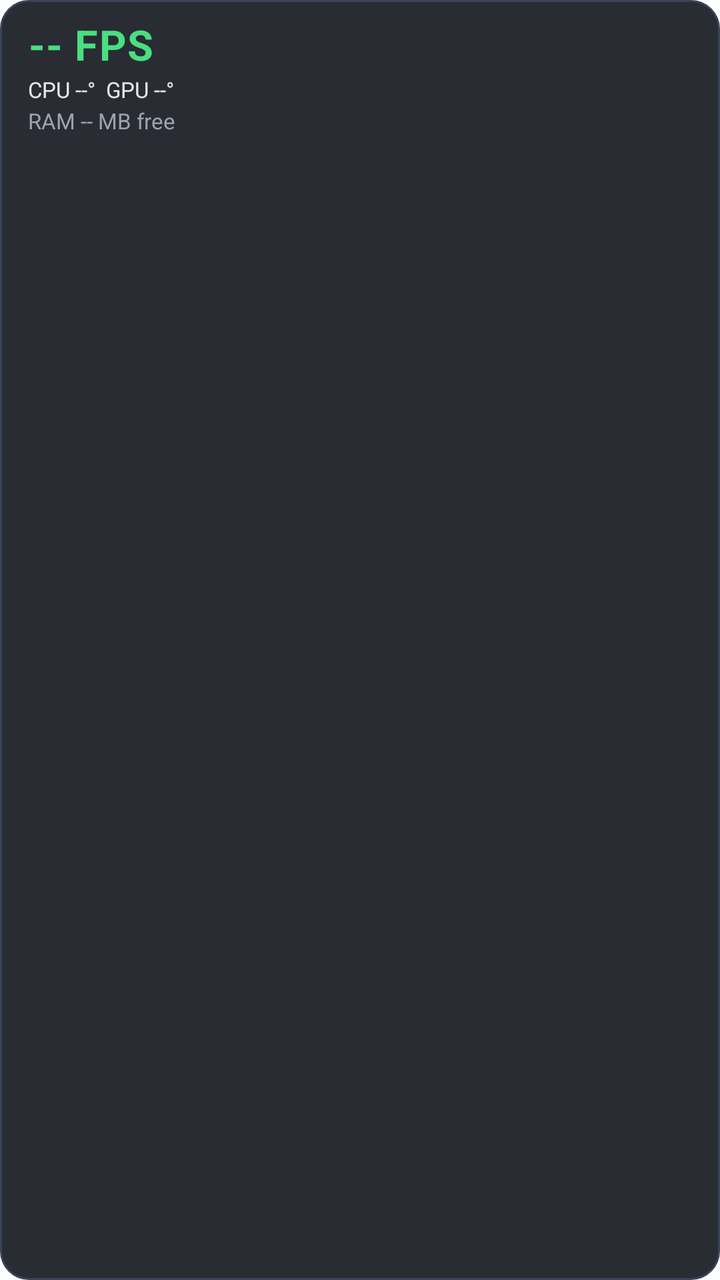
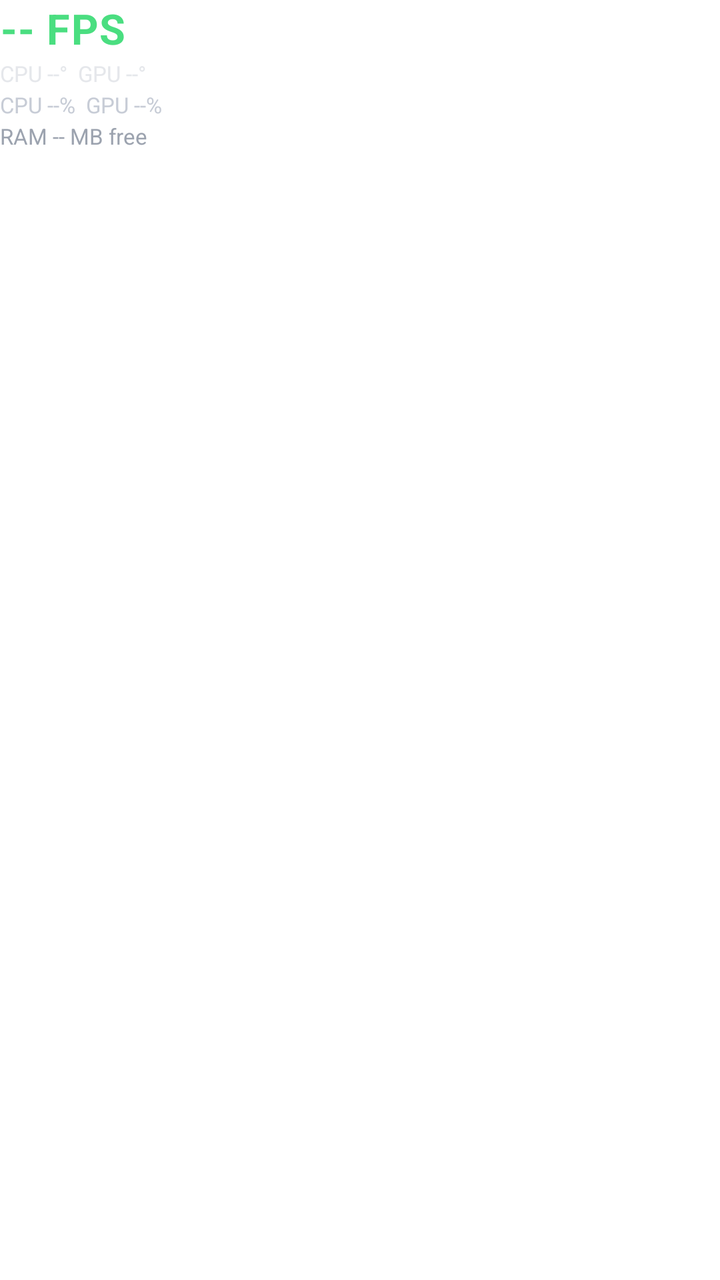

Screens rendered from an Android XML layout before and after an edit, with the pre-edit source and the edit as a unified diff.
<!-- AndroidManifest.xml: fallback theme Theme.MaterialComponents.DayNight.NoActionBar -->
<!-- res/layout/overlay_stats.xml -->
<?xml version="1.0" encoding="utf-8"?>
<LinearLayout xmlns:android="http://schemas.android.com/apk/res/android"
    android:orientation="vertical"
    android:layout_width="wrap_content"
    android:layout_height="wrap_content"
    android:paddingHorizontal="14dp"
    android:paddingVertical="8dp"
    android:background="@drawable/overlay_bg"
    android:minWidth="132dp">

    <TextView
        android:id="@+id/fps_text"
        android:layout_width="wrap_content"
        android:layout_height="wrap_content"
        android:text="-- FPS"
        android:textColor="#4ADE80"
        android:textSize="21sp"
        android:textStyle="bold"
        android:letterSpacing="0.02" />

    <TextView
        android:id="@+id/temp_text"
        android:layout_width="wrap_content"
        android:layout_height="wrap_content"
        android:layout_marginTop="1dp"
        android:text="CPU --°  GPU --°"
        android:textColor="#E5E7EB"
        android:textSize="11sp" />

    <TextView
        android:id="@+id/ram_text"
        android:layout_width="wrap_content"
        android:layout_height="wrap_content"
        android:layout_marginTop="1dp"
        android:text="RAM -- MB free"
        android:textColor="#9CA3AF"
        android:textSize="11sp" />
</LinearLayout>
<!-- resources referenced by this layout -->
<resources>
  <!-- drawable overlay_bg (drawable) -->
  <?xml version="1.0" encoding="utf-8"?>
  <shape xmlns:android="http://schemas.android.com/apk/res/android" android:shape="rectangle">
      <solid android:color="#E612161D" />
      <corners android:radius="14dp" />
      <stroke android:width="1dp" android:color="#3A4457" />
  </shape>
</resources>

<!-- the commit's change to res/layout/overlay_stats.xml (unified diff, before → after) -->
@@ -2,11 +2,7 @@
 <LinearLayout xmlns:android="http://schemas.android.com/apk/res/android"
     android:orientation="vertical"
     android:layout_width="wrap_content"
-    android:layout_height="wrap_content"
-    android:paddingHorizontal="14dp"
-    android:paddingVertical="8dp"
-    android:background="@drawable/overlay_bg"
-    android:minWidth="132dp">
+    android:layout_height="wrap_content">
 
     <TextView
         android:id="@+id/fps_text"
@@ -28,6 +24,15 @@
         android:textSize="11sp" />
 
     <TextView
+        android:id="@+id/usage_text"
+        android:layout_width="wrap_content"
+        android:layout_height="wrap_content"
+        android:layout_marginTop="1dp"
+        android:text="CPU --%  GPU --%"
+        android:textColor="#C7CCD6"
+        android:textSize="11sp" />
+
+    <TextView
         android:id="@+id/ram_text"
         android:layout_width="wrap_content"
         android:layout_height="wrap_content"
<!-- resource entries referenced after the edit -->
@@ -1,11 +1,5 @@
 <!-- resources referenced by this layout -->
 <resources>
-  <!-- drawable overlay_bg (drawable) -->
-  <?xml version="1.0" encoding="utf-8"?>
-  <shape xmlns:android="http://schemas.android.com/apk/res/android" android:shape="rectangle">
-      <solid android:color="#E612161D" />
-      <corners android:radius="14dp" />
-      <stroke android:width="1dp" android:color="#3A4457" />
-  </shape>
+
 </resources>
 
